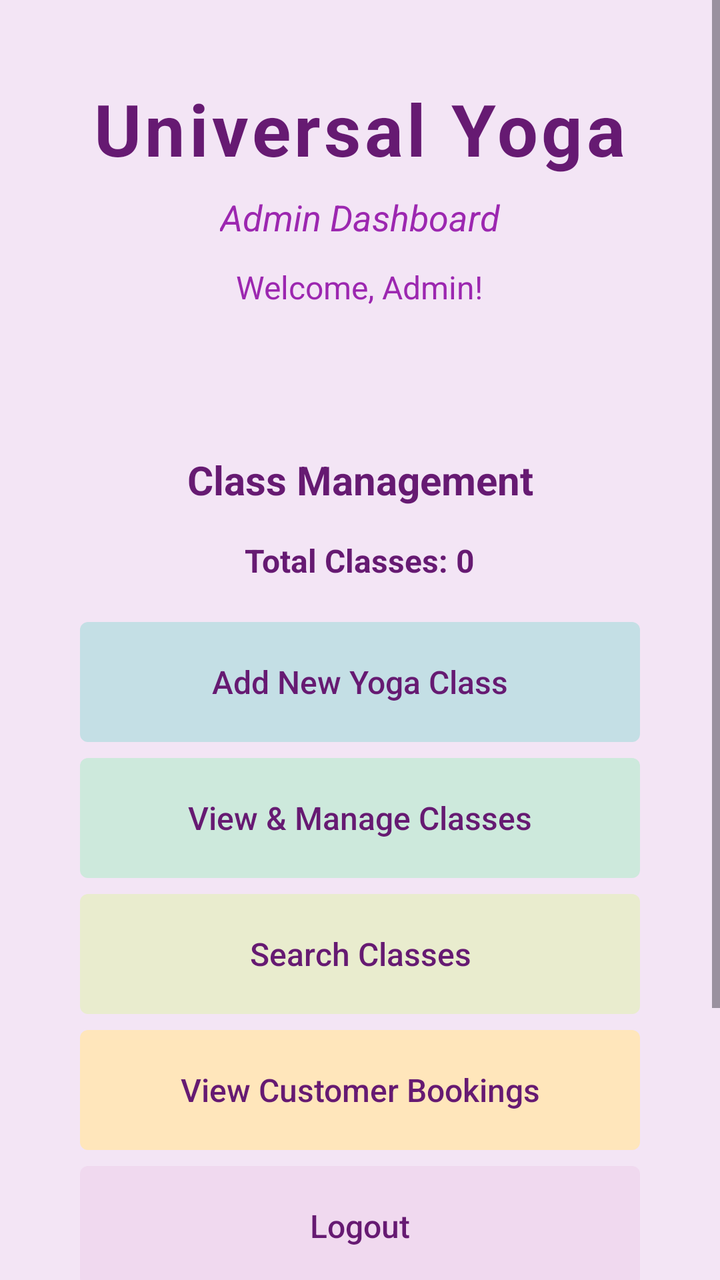
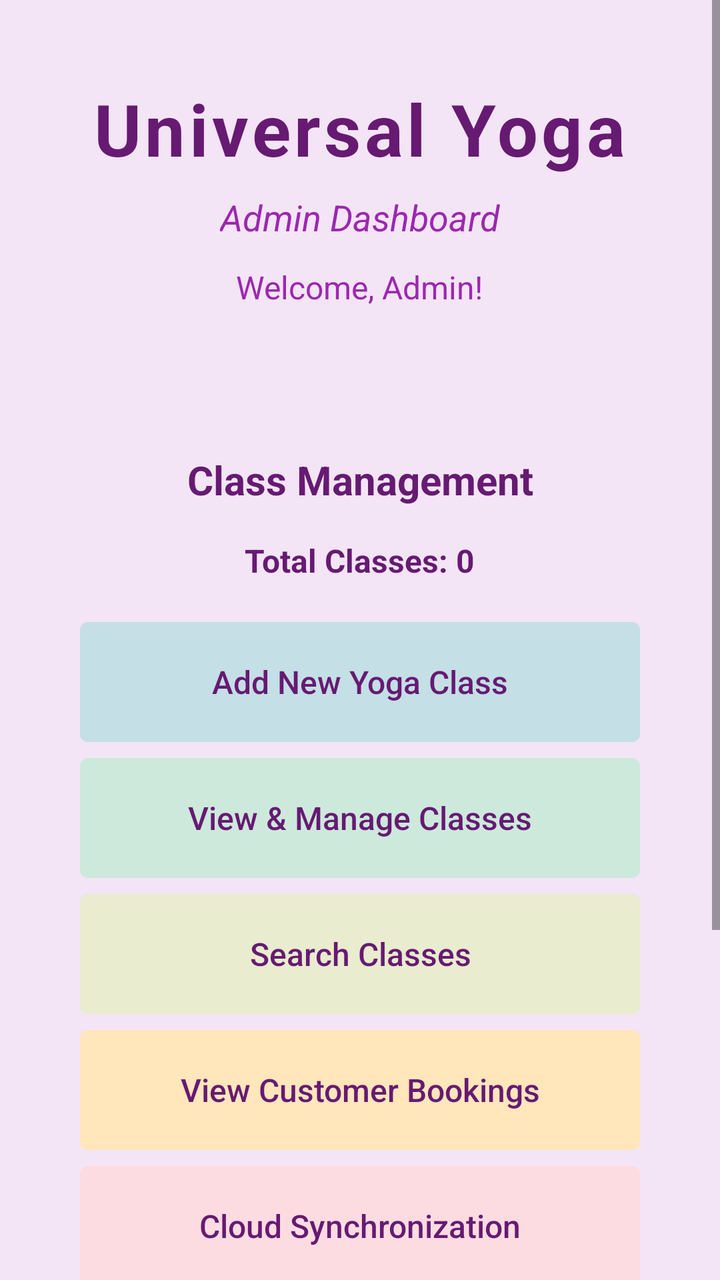

The first picture is an Android layout as it rendered before a commit; the second is the same layout after the commit. The layout source and the unified diff follow.
<!-- AndroidManifest.xml: application theme Theme.Yogaadminapp -->
<!-- res/layout/activity_main.xml -->
<?xml version="1.0" encoding="utf-8"?>
<ScrollView xmlns:android="http://schemas.android.com/apk/res/android"
    xmlns:tools="http://schemas.android.com/tools"
    android:layout_width="match_parent"
    android:layout_height="match_parent"
    android:background="@color/light_purple"
    android:fillViewport="true">

    <LinearLayout
        android:id="@+id/main"
        android:layout_width="match_parent"
        android:layout_height="wrap_content"
        android:orientation="vertical"
        android:padding="16dp"
        tools:context=".MainActivity">

        
        <LinearLayout
            android:layout_width="match_parent"
            android:layout_height="wrap_content"
            android:layout_marginBottom="32dp"
            android:gravity="center"
            android:orientation="vertical"
            android:padding="24dp">

            <TextView
                android:layout_width="wrap_content"
                android:layout_height="wrap_content"
                android:text="Universal Yoga"
                android:textColor="@color/dark_purple"
                android:textSize="36sp"
                android:textStyle="bold"
                android:letterSpacing="0.05" />

            <TextView
                android:layout_width="wrap_content"
                android:layout_height="wrap_content"
                android:layout_marginTop="8dp"
                android:text="Admin Dashboard"
                android:textColor="@color/medium_purple"
                android:textSize="18sp"
                android:textStyle="italic" />

            <TextView
                android:id="@+id/tv_welcome_message"
                android:layout_width="wrap_content"
                android:layout_height="wrap_content"
                android:layout_marginTop="12dp"
                android:text="Welcome, Admin!"
                android:textColor="@color/medium_purple"
                android:textSize="16sp" />

        </LinearLayout>

        
        <LinearLayout
            android:layout_width="match_parent"
            android:layout_height="wrap_content"
            android:layout_marginBottom="16dp"
            android:orientation="vertical"
            android:padding="16dp">

            
            <TextView
                android:layout_width="280dp"
                android:layout_height="wrap_content"
                android:layout_gravity="center"
                android:layout_marginBottom="16dp"
                android:gravity="center"
                android:text="Class Management"
                android:textColor="@color/dark_purple"
                android:textSize="20sp"
                android:textStyle="bold" />

            <TextView
                android:id="@+id/tv_class_count"
                android:layout_width="wrap_content"
                android:layout_height="wrap_content"
                android:layout_gravity="center"
                android:layout_marginBottom="16dp"
                android:text="Total Classes: 0"
                android:textColor="@color/dark_purple"
                android:textSize="16sp"
                android:textStyle="bold" />

            <LinearLayout
                android:layout_width="match_parent"
                android:layout_height="wrap_content"
                android:layout_marginBottom="24dp"
                android:orientation="vertical">

                <Button
                    android:id="@+id/btn_add_class"
                    style="@style/ButtonStyleSecondary1"
                    android:layout_width="280dp"
                    android:layout_height="60dp"
                    android:layout_gravity="center"
                    android:layout_marginBottom="12dp"
                    android:text="Add New Yoga Class"
                    android:textSize="16sp" />

                <Button
                    android:id="@+id/btn_view_classes"
                    style="@style/ButtonStyleSecondary02"
                    android:layout_width="280dp"
                    android:layout_height="60dp"
                    android:layout_gravity="center"
                    android:layout_marginBottom="12dp"
                    android:text="View &amp; Manage Classes"
                    android:textSize="16sp" />

                <Button
                    android:id="@+id/btn_search_classes"
                    style="@style/ButtonStyleSecondary3"
                    android:layout_width="280dp"
                    android:layout_height="60dp"
                    android:layout_gravity="center"
                    android:text="Search Classes"
                    android:textSize="16sp" />

                <Button
                    android:id="@+id/btn_view_bookings"
                    style="@style/ButtonStyleSecondary4"
                    android:layout_width="280dp"
                    android:layout_height="60dp"
                    android:layout_gravity="center"
                    android:layout_marginBottom="12dp"
                    android:text="View Customer Bookings"
                    android:textSize="16sp" />

                
                <Button
                    android:id="@+id/btn_logout"
                    style="@style/ButtonStyleSecondary6"
                    android:layout_width="280dp"
                    android:layout_height="60dp"
                    android:layout_gravity="center"
                    android:text="Logout"
                    android:textSize="16sp" />

            </LinearLayout>

        </LinearLayout>

        
        <LinearLayout
            android:layout_width="match_parent"
            android:layout_height="wrap_content"
            android:layout_marginTop="32dp"
            android:gravity="center"
            android:orientation="vertical"
            android:padding="20dp">

            <TextView
                android:layout_width="match_parent"
                android:layout_height="wrap_content"
                android:gravity="center"
                android:text="✨ Manage your yoga studio with ease"
                android:textColor="@color/medium_purple"
                android:textSize="16sp"
                android:textStyle="italic" />

        </LinearLayout>

    </LinearLayout>

</ScrollView>
<!-- resources referenced by this layout -->
<resources>
  <color name="dark_purple">#661a72</color>
  <color name="light_purple">#F3E5F5</color>
  <color name="medium_purple">#9C27B0</color>
  <style name="ButtonStyleSecondary02" parent="ButtonStyle">
          <item name="android:textColor">@color/dark_purple</item>
          <item name="android:background">@drawable/input_background</item>
          <item name="android:backgroundTint">@color/green</item>
      </style>
  <style name="ButtonStyleSecondary1" parent="ButtonStyle">
          <item name="android:textColor">@color/dark_purple</item>
          <item name="android:background">@drawable/input_background</item>
          <item name="android:backgroundTint">@color/blue</item>
      </style>
  <style name="ButtonStyleSecondary3" parent="ButtonStyle">
          <item name="android:textColor">@color/dark_purple</item>
          <item name="android:background">@drawable/input_background</item>
          <item name="android:backgroundTint">@color/beige</item>
      </style>
  <style name="ButtonStyleSecondary4" parent="ButtonStyle">
          <item name="android:textColor">@color/dark_purple</item>
          <item name="android:background">@drawable/input_background</item>
          <item name="android:backgroundTint">@color/yellow</item>
      </style>
  <style name="ButtonStyleSecondary6" parent="ButtonStyle">
          <item name="android:textColor">@color/dark_purple</item>
          <item name="android:background">@drawable/input_background</item>
          <item name="android:backgroundTint">@color/violet</item>
      </style>
  <style name="Theme.Yogaadminapp" parent="Base.Theme.Yogaadminapp" />
  <style name="ButtonStyle">
          <item name="android:background">@drawable/button_background</item>
          <item name="android:textColor">@color/dark_purple</item>
          <item name="android:textSize">16sp</item>
          <item name="android:padding">16dp</item>
          <item name="android:layout_margin">4dp</item>
          <item name="android:textAllCaps">false</item>
          <item name="android:elevation">0dp</item>
          <item name="android:translationZ">0dp</item>
          <item name="android:stateListAnimator">@null</item>
          <item name="backgroundTint">@null</item>
          <item name="android:backgroundTint">@null</item>
      </style>
  <!-- drawable input_background (drawable) -->
  <?xml version="1.0" encoding="utf-8"?>
  <shape xmlns:android="http://schemas.android.com/apk/res/android">
      <solid android:color="@color/white" />
      <corners android:radius="4dp" />
  </shape>
  <color name="green">#CDE9DC</color>
  <color name="blue">#C4DFE5</color>
  <color name="beige">#E9ECCE</color>
  <color name="yellow">#FFE6BB</color>
  <color name="violet">#F0D9EF</color>
  <style name="Base.Theme.Yogaadminapp" parent="Theme.Material3.DayNight.NoActionBar">
          
          
          
          
          <item name="android:windowContentTransitions">false</item>
          <item name="android:windowActivityTransitions">false</item>
      </style>
  <!-- drawable button_background (drawable) -->
  <?xml version="1.0" encoding="utf-8"?>
  <shape xmlns:android="http://schemas.android.com/apk/res/android">
      <solid android:color="@color/accent_blue" />
      <corners android:radius="8dp" />
      <stroke
          android:width="2dp"
          android:color="@color/accent_blue" />
  </shape>
  <color name="white">#FFFFFFFF</color>
  <color name="accent_blue">#def4f7</color>
</resources>

<!-- the commit's change to res/layout/activity_main.xml (unified diff, before → after) -->
@@ -128,6 +128,16 @@
                     android:text="View Customer Bookings"
                     android:textSize="16sp" />
 
+                <Button
+                    android:id="@+id/btn_cloud_sync"
+                    style="@style/ButtonStyleSecondary5"
+                    android:layout_width="280dp"
+                    android:layout_height="60dp"
+                    android:layout_gravity="center"
+                    android:layout_marginBottom="12dp"
+                    android:text="Cloud Synchronization"
+                    android:textSize="16sp" />
+
                 
                 <Button
                     android:id="@+id/btn_logout"
<!-- resource entries referenced after the edit -->
@@ -22,6 +22,11 @@
           <item name="android:textColor">@color/dark_purple</item>
           <item name="android:background">@drawable/input_background</item>
           <item name="android:backgroundTint">@color/yellow</item>
+      </style>
+  <style name="ButtonStyleSecondary5" parent="ButtonStyle">
+          <item name="android:textColor">@color/dark_purple</item>
+          <item name="android:background">@drawable/input_background</item>
+          <item name="android:backgroundTint">@color/pink</item>
       </style>
   <style name="ButtonStyleSecondary6" parent="ButtonStyle">
           <item name="android:textColor">@color/dark_purple</item>
@@ -52,6 +57,7 @@
   <color name="blue">#C4DFE5</color>
   <color name="beige">#E9ECCE</color>
   <color name="yellow">#FFE6BB</color>
+  <color name="pink">#FCDCE1</color>
   <color name="violet">#F0D9EF</color>
   <style name="Base.Theme.Yogaadminapp" parent="Theme.Material3.DayNight.NoActionBar">
           
